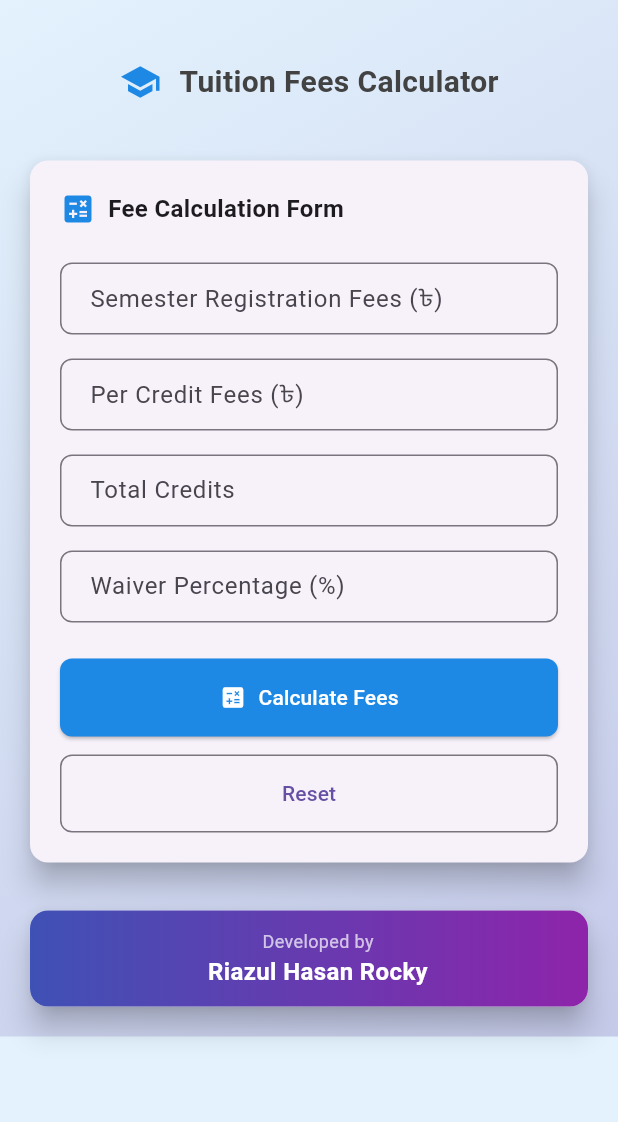
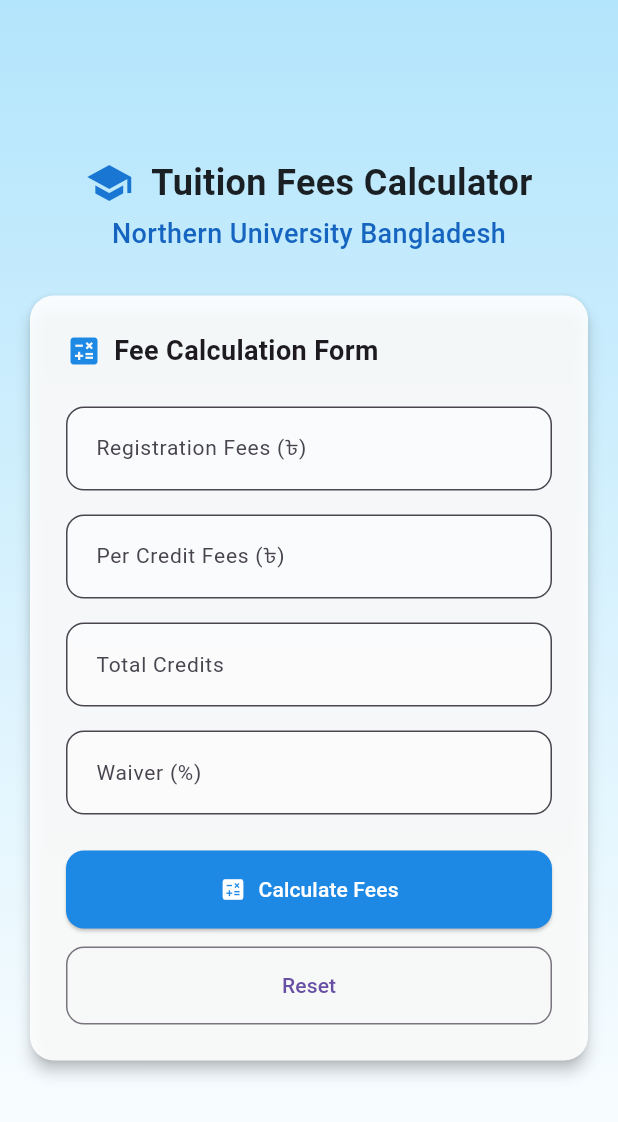
Before and after one commit to riazulrocky/Tuition-Fees-Calculator, a Flutter app: the screen it shows after launch, on a phone screen of 412 x 824 dp. Shown: the top 1122 px of the screen. Run offline on Flutter 3.47's test engine with Material 3 defaults, Android fonts, the phone set to English and light mode, and no system bars.

Commit message:
tuition fees calculator

```diff
--- a/lib/tuition_calculator.dart
+++ b/lib/tuition_calculator.dart
@@ -72,7 +72,7 @@
       SnackBar(
         content: Text(message),
         backgroundColor: color,
-        duration: Duration(seconds: 2),
+        duration: const Duration(seconds: 2),
       ),
     );
   }
@@ -81,31 +81,51 @@
   Widget build(BuildContext context) {
     return Scaffold(
       body: Container(
-        decoration: BoxDecoration(
+        width: double.infinity,
+        height: double.infinity,
+        decoration: const BoxDecoration(
           gradient: LinearGradient(
-            begin: Alignment.topLeft,
-            end: Alignment.bottomRight,
-            colors: [Colors.blue.shade50, Colors.indigo.shade100],
+            begin: Alignment.topCenter,
+            end: Alignment.bottomCenter,
+            colors: [
+              Color(0xFFB3E5FC),
+              Colors.white,
+            ],
           ),
         ),
         child: SafeArea(
-          child: SingleChildScrollView(
-            padding: EdgeInsets.all(16.0),
+          child: LayoutBuilder(
+            builder: (context, constraints) {
+              return SingleChildScrollView(
+                physics: const AlwaysScrollableScrollPhysics(),
+                child: ConstrainedBox(
+                  constraints: BoxConstraints(
+                    minHeight: constraints.maxHeight,
+                  ),
+                  child: Center(
+                    child: Container(
+                      constraints: const BoxConstraints(maxWidth: 800),
+                      padding: const EdgeInsets.all(16.0),
                       child: Column(
+                        mainAxisAlignment: MainAxisAlignment.center,
                         children: [
                           _buildHeader(),
-                SizedBox(height: 2),
+                          const SizedBox(height: 8),
                           _buildInputForm(),
                           if (_showResults) ...[
-                  SizedBox(height: 24),
+                            const SizedBox(height: 24),
                             _buildResultsSection(),
-                  SizedBox(height: 16),
+                            const SizedBox(height: 16),
                             _buildFineWarning(),
                           ],
-                SizedBox(height: 24),
-                _buildDeveloperCredit(),
+                          const SizedBox(height: 24),
                         ],
                       ),
+                    ),
+                  ),
+                ),
+              );
+            },
           ),
         ),
       ),
@@ -114,27 +134,37 @@
 
   Widget _buildHeader() {
     return Container(
-      padding: EdgeInsets.symmetric(vertical: 24),
+      padding: const EdgeInsets.symmetric(vertical: 16),
       child: Column(
         children: [
           Row(
             mainAxisAlignment: MainAxisAlignment.center,
             children: [
-              Icon(Icons.school, size: 28, color: Colors.blue.shade600),
-              SizedBox(width: 12),
-              Flexible(
+              Icon(Icons.school, size: 32, color: Colors.blue.shade700),
+              const SizedBox(width: 12),
+              const Flexible(
                 child: Text(
                   'Tuition Fees Calculator',
+                  textAlign: TextAlign.center,
                   style: TextStyle(
-                    fontSize: 20,
+                    fontSize: 24,
                     fontWeight: FontWeight.bold,
-                    color: Colors.grey.shade800,
+                    color: Colors.black87,
                   ),
                 ),
               ),
             ],
           ),
-          SizedBox(height: 8),
+          const SizedBox(height: 4),
+          Text(
+            'Northern University Bangladesh',
+            textAlign: TextAlign.center,
+            style: TextStyle(
+              fontSize: 18,
+              fontWeight: FontWeight.w500,
+              color: Colors.blue.shade800,
+            ),
+          ),
         ],
       ),
     );
@@ -142,10 +172,11 @@
 
   Widget _buildInputForm() {
     return Card(
-      elevation: 8,
-      shape: RoundedRectangleBorder(borderRadius: BorderRadius.circular(12)),
+      elevation: 4,
+      shape: RoundedRectangleBorder(borderRadius: BorderRadius.circular(16)),
+      color: Colors.white.withOpacity(0.9),
       child: Padding(
-        padding: EdgeInsets.all(20),
+        padding: const EdgeInsets.all(24),
         child: Form(
           key: _formKey,
           child: Column(
@@ -154,21 +185,19 @@
               Row(
                 children: [
                   Icon(Icons.calculate, color: Colors.blue.shade600),
-                  SizedBox(width: 8),
-                  Flexible(
-                    child: Text(
+                  const SizedBox(width: 8),
+                  const Text(
                     'Fee Calculation Form',
                     style: TextStyle(
-                        fontSize: 16,
+                      fontSize: 18,
                       fontWeight: FontWeight.bold,
-                      ),
                     ),
                   ),
                 ],
               ),
-              SizedBox(height: 24),
+              const SizedBox(height: 24),
               _buildResponsiveInputs(),
-              SizedBox(height: 24),
+              const SizedBox(height: 24),
               _buildActionButtons(),
             ],
           ),
@@ -180,41 +209,40 @@
   Widget _buildResponsiveInputs() {
     return LayoutBuilder(
       builder: (context, constraints) {
-        if (constraints.maxWidth > 600) {
-          // Desktop/Tablet layout - 2 columns
+        bool isWide = constraints.maxWidth > 550;
         return Column(
           children: [
+            if (isWide)
               Row(
+                crossAxisAlignment: CrossAxisAlignment.start,
                 children: [
-                  Expanded(child: _buildInputField('Semester Registration Fees (৳)', _semesterFeesController)),
-                  SizedBox(width: 16),
+                  Expanded(child: _buildInputField('Registration Fees (৳)', _semesterFeesController)),
+                  const SizedBox(width: 16),
                   Expanded(child: _buildInputField('Per Credit Fees (৳)', _perCreditFeesController, required: true)),
                 ],
-              ),
-              SizedBox(height: 16),
+              )
+            else ...[
+              _buildInputField('Registration Fees (৳)', _semesterFeesController),
+              const SizedBox(height: 16),
+              _buildInputField('Per Credit Fees (৳)', _perCreditFeesController, required: true),
+            ],
+            const SizedBox(height: 16),
+            if (isWide)
               Row(
+                crossAxisAlignment: CrossAxisAlignment.start,
                 children: [
                   Expanded(child: _buildInputField('Total Credits', _totalCreditsController, required: true)),
-                  SizedBox(width: 16),
-                  Expanded(child: _buildInputField('Waiver Percentage (%)', _waiverPercentageController, maxValue: 100)),
+                  const SizedBox(width: 16),
+                  Expanded(child: _buildInputField('Waiver (%)', _waiverPercentageController, maxValue: 100)),
                 ],
-              ),
+              )
+            else ...[
+              _buildInputField('Total Credits', _totalCreditsController, required: true),
+              const SizedBox(height: 16),
+              _buildInputField('Waiver (%)', _waiverPercentageController, maxValue: 100),
+            ],
           ],
         );
-        } else {
-          // Mobile layout - single column
-          return Column(
-            children: [
-              _buildInputField('Semester Registration Fees (৳)', _semesterFeesController),
-              SizedBox(height: 16),
-              _buildInputField('Per Credit Fees (৳)', _perCreditFeesController, required: true),
-              SizedBox(height: 16),
-              _buildInputField('Total Credits', _totalCreditsController, required: true),
-              SizedBox(height: 16),
-              _buildInputField('Waiver Percentage (%)', _waiverPercentageController, maxValue: 100),
-            ],
-          );
-        }
       },
     );
   }
@@ -226,17 +254,20 @@
       inputFormatters: [FilteringTextInputFormatter.allow(RegExp(r'^\d*\.?\d*'))],
       decoration: InputDecoration(
         labelText: label,
-        border: OutlineInputBorder(borderRadius: BorderRadius.circular(8)),
-        contentPadding: EdgeInsets.symmetric(horizontal: 16, vertical: 12),
+        labelStyle: const TextStyle(fontSize: 14),
+        border: OutlineInputBorder(borderRadius: BorderRadius.circular(12)),
+        contentPadding: const EdgeInsets.symmetric(horizontal: 16, vertical: 16),
+        filled: true,
+        fillColor: Colors.white.withOpacity(0.5),
       ),
       validator: (value) {
         if (required && (value == null || value.isEmpty)) {
-          return 'This field is required';
+          return 'Required';
         }
         if (maxValue != null && value != null && value.isNotEmpty) {
           final numValue = double.tryParse(value);
           if (numValue != null && numValue > maxValue) {
-            return 'Value cannot exceed $maxValue';
+            return 'Max $maxValue%';
           }
         }
         return null;
@@ -247,64 +278,43 @@
   Widget _buildActionButtons() {
     return LayoutBuilder(
       builder: (context, constraints) {
-        if (constraints.maxWidth > 400) {
-          return Row(
-            children: [
-              Expanded(
-                child: ElevatedButton.icon(
+        bool isWide = constraints.maxWidth > 400;
+        Widget calculateBtn = ElevatedButton.icon(
           onPressed: _calculateFees,
-                  icon: Icon(Icons.calculate),
-                  label: Text('Calculate Fees'),
+          icon: const Icon(Icons.calculate),
+          label: const Text('Calculate Fees'),
           style: ElevatedButton.styleFrom(
             backgroundColor: Colors.blue.shade600,
             foregroundColor: Colors.white,
-                    padding: EdgeInsets.symmetric(vertical: 16),
-                    shape: RoundedRectangleBorder(borderRadius: BorderRadius.circular(8)),
+            padding: const EdgeInsets.symmetric(vertical: 16),
+            shape: RoundedRectangleBorder(borderRadius: BorderRadius.circular(12)),
           ),
+        );
+
+        Widget resetBtn = OutlinedButton(
+          onPressed: _resetCalculator,
+          style: OutlinedButton.styleFrom(
+            padding: const EdgeInsets.symmetric(vertical: 16),
+            shape: RoundedRectangleBorder(borderRadius: BorderRadius.circular(12)),
           ),
-              ),
-              SizedBox(width: 16),
-              Expanded(
-                child: OutlinedButton(
-                  onPressed: _resetCalculator,
-                  child: Text('Reset'),
-                  style: OutlinedButton.styleFrom(
-                    padding: EdgeInsets.symmetric(vertical: 16),
-                    shape: RoundedRectangleBorder(borderRadius: BorderRadius.circular(8)),
-                  ),
-                ),
-              ),
+          child: const Text('Reset'),
+        );
+
+        if (isWide) {
+          return Row(
+            children: [
+              Expanded(child: calculateBtn),
+              const SizedBox(width: 16),
+              Expanded(child: resetBtn),
             ],
           );
         } else {
           return Column(
+            crossAxisAlignment: CrossAxisAlignment.stretch,
             children: [
-              SizedBox(
-                width: double.infinity,
-                child: ElevatedButton.icon(
-                  onPressed: _calculateFees,
-                  icon: Icon(Icons.calculate),
-                  label: Text('Calculate Fees'),
-                  style: ElevatedButton.styleFrom(
-                    backgroundColor: Colors.blue.shade600,
-                    foregroundColor: Colors.white,
-                    padding: EdgeInsets.symmetric(vertical: 16),
-                    shape: RoundedRectangleBorder(borderRadius: BorderRadius.circular(8)),
-                  ),
-                ),
-              ),
-              SizedBox(height: 12),
-              SizedBox(
-                width: double.infinity,
-                child: OutlinedButton(
-                  onPressed: _resetCalculator,
-                  child: Text('Reset'),
-                  style: OutlinedButton.styleFrom(
-                    padding: EdgeInsets.symmetric(vertical: 16),
-                    shape: RoundedRectangleBorder(borderRadius: BorderRadius.circular(8)),
-                  ),
-                ),
-              ),
+              calculateBtn,
+              const SizedBox(height: 12),
+              resetBtn,
             ],
           );
         }
@@ -320,7 +330,7 @@
             crossAxisAlignment: CrossAxisAlignment.start,
             children: [
               Expanded(child: _buildCostBreakdown()),
-              SizedBox(width: 16),
+              const SizedBox(width: 16),
               Expanded(child: _buildPaymentInstallments()),
             ],
           );
@@ -328,7 +338,7 @@
           return Column(
             children: [
               _buildCostBreakdown(),
-              SizedBox(height: 16),
+              const SizedBox(height: 16),
               _buildPaymentInstallments(),
             ],
           );
@@ -339,28 +349,28 @@
 
   Widget _buildCostBreakdown() {
     return Card(
-      elevation: 8,
-      shape: RoundedRectangleBorder(borderRadius: BorderRadius.circular(12)),
+      elevation: 4,
+      shape: RoundedRectangleBorder(borderRadius: BorderRadius.circular(16)),
+      color: Colors.white.withOpacity(0.9),
       child: Padding(
-        padding: EdgeInsets.all(20),
+        padding: const EdgeInsets.all(20),
         child: Column(
           crossAxisAlignment: CrossAxisAlignment.start,
           children: [
-            Text(
+            const Text(
               'Cost Breakdown',
               style: TextStyle(
                 fontSize: 18,
                 fontWeight: FontWeight.bold,
-                color: Colors.green.shade700,
+                color: Colors.green,
               ),
             ),
-            SizedBox(height: 16),
+            const SizedBox(height: 16),
             _buildCostRow('Credit Cost:', '৳${_creditCost!.toStringAsFixed(0)}'),
             _buildCostRow('Waiver Amount:', '-৳${_waiverAmount!.toStringAsFixed(0)}', color: Colors.green.shade600),
-            _buildCostRow('Registration Fees:', '৳${double.tryParse(_semesterFeesController.text)?.toStringAsFixed(0) ?? '0'}'),
-            Divider(thickness: 2),
-            _buildCostRow('Total Cost:', '৳${_totalCost!.toStringAsFixed(0)}',
-                isTotal: true, color: Colors.blue.shade600),
+            _buildCostRow('Registration:', '৳${double.tryParse(_semesterFeesController.text)?.toStringAsFixed(0) ?? '0'}'),
+            const Divider(height: 24, thickness: 1),
+            _buildCostRow('Total Cost:', '৳${_totalCost!.toStringAsFixed(0)}', isTotal: true, color: Colors.blue.shade700),
           ],
         ),
       ),
@@ -369,27 +379,28 @@
 
   Widget _buildPaymentInstallments() {
     return Card(
-      elevation: 8,
-      shape: RoundedRectangleBorder(borderRadius: BorderRadius.circular(12)),
+      elevation: 4,
+      shape: RoundedRectangleBorder(borderRadius: BorderRadius.circular(16)),
+      color: Colors.white.withOpacity(0.9),
       child: Padding(
-        padding: EdgeInsets.all(20),
+        padding: const EdgeInsets.all(20),
         child: Column(
           crossAxisAlignment: CrossAxisAlignment.start,
           children: [
-            Text(
-              'Payment Installments',
+            const Text(
+              'Installments',
               style: TextStyle(
                 fontSize: 18,
                 fontWeight: FontWeight.bold,
-                color: Colors.purple.shade700,
+                color: Colors.purple,
               ),
             ),
-            SizedBox(height: 16),
-            _buildInstallmentCard('1st Installment (40%)', _firstInstallment!, Colors.blue),
-            SizedBox(height: 12),
-            _buildInstallmentCard('2nd Installment (30%)', _secondInstallment!, Colors.orange),
-            SizedBox(height: 12),
-            _buildInstallmentCard('3rd Installment (30%)', _thirdInstallment!, Colors.green),
+            const SizedBox(height: 16),
+            _buildInstallmentCard('1st (40%)', _firstInstallment!, Colors.blue),
+            const SizedBox(height: 12),
+            _buildInstallmentCard('2nd (30%)', _secondInstallment!, Colors.orange),
+            const SizedBox(height: 12),
+            _buildInstallmentCard('3rd (30%)', _thirdInstallment!, Colors.green),
           ],
         ),
       ),
@@ -398,7 +409,7 @@
 
   Widget _buildCostRow(String label, String value, {Color? color, bool isTotal = false}) {
     return Padding(
-      padding: EdgeInsets.symmetric(vertical: 8),
+      padding: const EdgeInsets.symmetric(vertical: 4),
       child: Row(
         mainAxisAlignment: MainAxisAlignment.spaceBetween,
         children: [
@@ -408,17 +419,17 @@
               style: TextStyle(
                 fontSize: isTotal ? 16 : 14,
                 fontWeight: isTotal ? FontWeight.bold : FontWeight.normal,
-                color: Colors.grey.shade600,
+                color: Colors.black54,
               ),
             ),
           ),
-          SizedBox(width: 8),
+          const SizedBox(width: 8),
           Text(
             value,
             style: TextStyle(
               fontSize: isTotal ? 18 : 16,
               fontWeight: FontWeight.bold,
-              color: color ?? Colors.grey.shade800,
+              color: color ?? Colors.black87,
             ),
           ),
         ],
@@ -428,11 +439,11 @@
 
   Widget _buildInstallmentCard(String title, double amount, MaterialColor cardColor) {
     return Container(
-      padding: EdgeInsets.all(16),
+      padding: const EdgeInsets.symmetric(horizontal: 16, vertical: 12),
       decoration: BoxDecoration(
-        color: cardColor.shade50,
-        borderRadius: BorderRadius.circular(8),
-        border: Border.all(color: cardColor.shade200),
+        color: cardColor.shade50.withOpacity(0.8),
+        borderRadius: BorderRadius.circular(12),
+        border: Border.all(color: cardColor.shade100),
       ),
       child: Row(
         mainAxisAlignment: MainAxisAlignment.spaceBetween,
@@ -447,13 +458,12 @@
               ),
             ),
           ),
-          SizedBox(width: 8),
           Text(
             '৳${amount.toStringAsFixed(0)}',
             style: TextStyle(
-              fontSize: 16,
+              fontSize: 15,
               fontWeight: FontWeight.bold,
-              color: cardColor.shade700,
+              color: cardColor.shade900,
             ),
           ),
         ],
@@ -463,123 +473,47 @@
 
   Widget _buildFineWarning() {
     return Card(
-      elevation: 8,
-      shape: RoundedRectangleBorder(borderRadius: BorderRadius.circular(12)),
-      color: Colors.red.shade50,
+      elevation: 4,
+      shape: RoundedRectangleBorder(borderRadius: BorderRadius.circular(16)),
+      color: Colors.red.shade50.withOpacity(0.95),
       child: Padding(
-        padding: EdgeInsets.all(20),
+        padding: const EdgeInsets.all(20),
         child: Column(
           children: [
             Row(
               children: [
-                Icon(Icons.warning, color: Colors.red.shade600, size: 24),
-                SizedBox(width: 12),
-                Expanded(
-                  child: Column(
-                    crossAxisAlignment: CrossAxisAlignment.start,
-                    children: [
-                      Text(
-                        'Late Payment Fine',
-                        style: TextStyle(
-                          fontSize: 16,
-                          fontWeight: FontWeight.bold,
-                          color: Colors.red.shade800,
+                Icon(Icons.warning_amber_rounded, color: Colors.red.shade600, size: 28),
+                const SizedBox(width: 12),
+                const Expanded(
+                  child: Text(
+                    'Late payment adds a ৳1,000 fine if not cleared within the semester.',
+                    style: TextStyle(fontSize: 14, color: Colors.black87),
                   ),
                 ),
-                      SizedBox(height: 8),
+              ],
+            ),
+            const SizedBox(height: 16),
+            Container(
+              padding: const EdgeInsets.all(12),
+              decoration: BoxDecoration(
+                color: Colors.red.shade100.withOpacity(0.5),
+                borderRadius: BorderRadius.circular(12),
+              ),
+              child: Row(
+                mainAxisAlignment: MainAxisAlignment.spaceBetween,
+                children: [
+                  const Text(
+                    'Total with Fine:',
+                    style: TextStyle(fontSize: 16, fontWeight: FontWeight.bold, color: Colors.red),
+                  ),
                   Text(
-                        'If payment is not completed within the semester, a fine of ৳1,000 will be added.',
-                        style: TextStyle(
-                          fontSize: 14,
-                          color: Colors.red.shade700,
-                        ),
+                    '৳${_totalWithFine!.toStringAsFixed(0)}',
+                    style: const TextStyle(fontSize: 18, fontWeight: FontWeight.bold, color: Colors.red),
                   ),
                 ],
               ),
             ),
           ],
-            ),
-            SizedBox(height: 16),
-            Container(
-              padding: EdgeInsets.all(12),
-              decoration: BoxDecoration(
-                color: Colors.red.shade100,
-                borderRadius: BorderRadius.circular(8),
-              ),
-              child: Row(
-                mainAxisAlignment: MainAxisAlignment.spaceBetween,
-                children: [
-                  Flexible(
-                    child: Text(
-                      'Total with Fine:',
-                      style: TextStyle(
-                        fontSize: 16,
-                        fontWeight: FontWeight.bold,
-                        color: Colors.red.shade800,
-                      ),
-                    ),
-                  ),
-                  SizedBox(width: 8),
-                  Text(
-                    '৳${_totalWithFine!.toStringAsFixed(0)}',
-                    style: TextStyle(
-                      fontSize: 18,
-                      fontWeight: FontWeight.bold,
-                      color: Colors.red.shade800,
-                    ),
-                  ),
-                ],
-              ),
-            ),
-          ],
-        ),
-      ),
-    );
-  }
-
-  Widget _buildDeveloperCredit() {
-    return Container(
-      width: double.infinity,
-      child: Card(
-        elevation: 8,
-        shape: RoundedRectangleBorder(borderRadius: BorderRadius.circular(12)),
-        child: Container(
-          decoration: BoxDecoration(
-            gradient: LinearGradient(
-              colors: [Colors.indigo.shade500, Colors.purple.shade600],
-            ),
-            borderRadius: BorderRadius.circular(12),
-          ),
-          padding: EdgeInsets.all(12),
-          child: Row(
-            mainAxisAlignment: MainAxisAlignment.center,
-            children: [
-              SizedBox(width: 12),
-              Flexible(
-                child: Column(
-                  mainAxisSize: MainAxisSize.min,
-                  children: [
-                    Text(
-                      'Developed by',
-                      style: TextStyle(
-                        fontSize: 12,
-                        color: Colors.white70,
-                      ),
-                    ),
-                    Text(
-                      'Riazul Hasan Rocky',
-                      style: TextStyle(
-                        fontSize: 16,
-                        fontWeight: FontWeight.bold,
-                        color: Colors.white,
-                      ),
-                      textAlign: TextAlign.center,
-                    ),
-                  ],
-                ),
-              ),
-            ],
-          ),
         ),
       ),
     );
```
Lines whose indentation alone changed are shown as unchanged.
